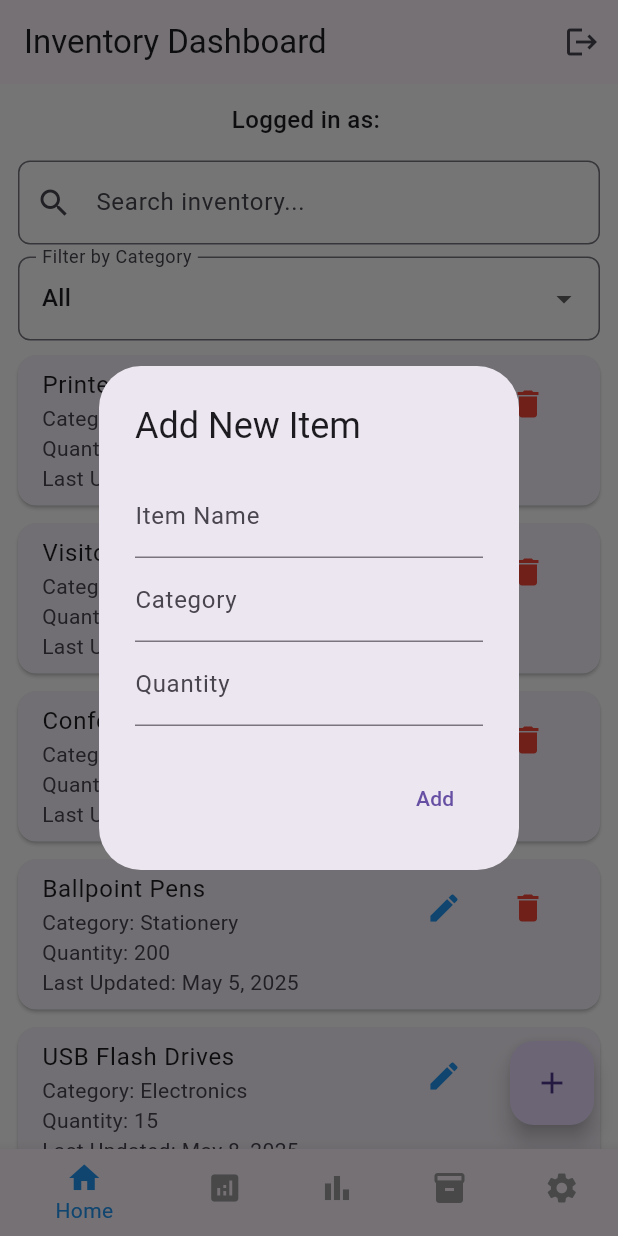
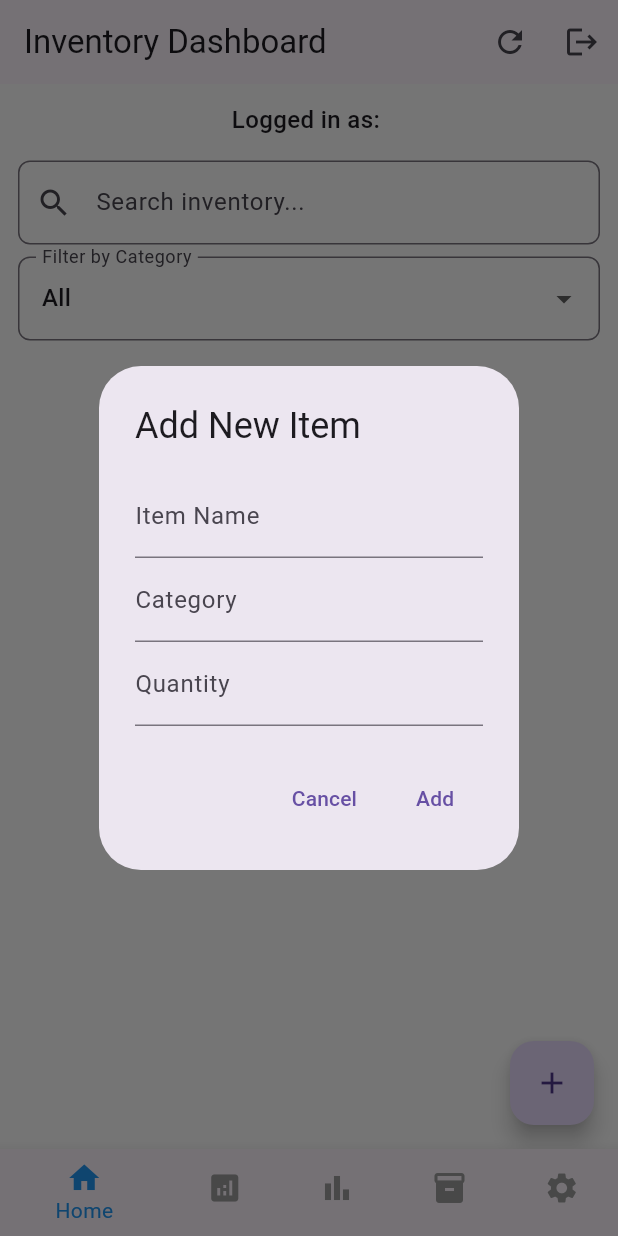
Before and after one commit to rashimeena/supplify, a Flutter app: the screen it shows once a user with an empty profile is signed in, after a tap on the "add" icon, on a phone screen of 412 x 824 dp. Run offline on Flutter 3.47's test engine with Material 3 defaults, Android fonts, the light colour scheme and no system bars; our stand-ins replace cloud_firestore, firebase_auth, firebase_core, fl_chart, get; accounts and stored records are empty.

Commit message:
firebase in homescreen

```diff
--- a/lib/screens/homescreen.dart
+++ b/lib/screens/homescreen.dart
@@ -1,6 +1,7 @@
 import 'package:firebase_auth/firebase_auth.dart';
 import 'package:flutter/material.dart';
 import 'package:intl/intl.dart';
+import 'package:cloud_firestore/cloud_firestore.dart';
 
 class Homescreen extends StatefulWidget {
   const Homescreen({super.key});
@@ -10,57 +11,95 @@ class Homescreen extends StatefulWidget {
 }
 
 class InventoryItem {
+  String id; // Add document ID field
   String name;
   String category;
   int quantity;
   DateTime lastUpdated;
 
   InventoryItem({
+    required this.id,
     required this.name,
     required this.category,
     required this.quantity,
     required this.lastUpdated,
   });
+
+  // Convert to a Map for Firestore
+  Map<String, dynamic> toMap() {
+    return {
+      'name': name,
+      'category': category,
+      'quantity': quantity,
+      'lastUpdated': Timestamp.fromDate(lastUpdated),
+    };
+  }
+
+  // Create an InventoryItem from a Firestore document
+  factory InventoryItem.fromFirestore(DocumentSnapshot doc) {
+    Map<String, dynamic> data = doc.data() as Map<String, dynamic>;
+    return InventoryItem(
+      id: doc.id,
+      name: data['name'] ?? '',
+      category: data['category'] ?? '',
+      quantity: data['quantity'] ?? 0,
+      lastUpdated: (data['lastUpdated'] as Timestamp).toDate(),
+    );
+  }
 }
 
 class _HomescreenState extends State<Homescreen> {
   final user = FirebaseAuth.instance.currentUser;
+  // Reference to the Firestore collection
+  final CollectionReference _inventoryCollection =
+      FirebaseFirestore.instance.collection('inventory');
 
   final _nameController = TextEditingController();
   final _categoryController = TextEditingController();
   final _quantityController = TextEditingController();
   final _searchController = TextEditingController();
 
-  List<InventoryItem> _allItems = [
-    InventoryItem(
-        name: 'Printer Paper',
-        category: 'Office Supplies',
-        quantity: 500,
-        lastUpdated: DateTime.now()),
-    InventoryItem(
-        name: 'Visitor ID Cards',
-        category: 'IDs',
-        quantity: 50,
-        lastUpdated: DateTime(2025, 5, 12)),
-    InventoryItem(
-        name: 'Conference Banner',
-        category: 'Banners',
-        quantity: 5,
-        lastUpdated: DateTime(2025, 5, 14)),
-    InventoryItem(
-        name: 'Ballpoint Pens',
-        category: 'Stationery',
-        quantity: 200,
-        lastUpdated: DateTime(2025, 5, 5)),
-    InventoryItem(
-        name: 'USB Flash Drives',
-        category: 'Electronics',
-        quantity: 15,
-        lastUpdated: DateTime(2025, 5, 8)),
-  ];
+  List<InventoryItem> _allItems = [];
+  bool _isLoading = true;
 
   String _selectedCategory = 'All';
-  List<String> _categories = ['All', 'Office Supplies', 'IDs', 'Banners', 'Stationery', 'Electronics'];
+  List<String> _categories = ['All'];
+
+  @override
+  void initState() {
+    super.initState();
+    _fetchInventoryItems();
+  }
+
+  // Fetch inventory items from Firestore
+  Future<void> _fetchInventoryItems() async {
+    setState(() => _isLoading = true);
+
+    try {
+      // Get user-specific inventory items
+      QuerySnapshot snapshot = await _inventoryCollection
+          .where('userId', isEqualTo: user?.uid)
+          .get();
+
+      setState(() {
+        _allItems = snapshot.docs
+            .map((doc) => InventoryItem.fromFirestore(doc))
+            .toList();
+
+        // Update categories
+        Set<String> uniqueCategories = {'All'};
+        for (var item in _allItems) {
+          uniqueCategories.add(item.category);
+        }
+        _categories = uniqueCategories.toList();
+      });
+    } catch (e) {
+      print('Error fetching inventory items: $e');
+      // Handle error (show a snackbar, etc.)
+    } finally {
+      setState(() => _isLoading = false);
+    }
+  }
 
   List<InventoryItem> get _filteredItems {
     return _allItems.where((item) {
@@ -75,6 +114,14 @@ class _HomescreenState extends State<Homescreen> {
   }
 
   void _addNewItem() {
+
+    // First check if user is authenticated
+  if (user == null) {
+    ScaffoldMessenger.of(context).showSnackBar(
+      const SnackBar(content: Text('You must be logged in to add items')),
+    );
+    return;
+  }
     _nameController.clear();
     _categoryController.clear();
     _quantityController.clear();
@@ -94,23 +141,56 @@ class _HomescreenState extends State<Homescreen> {
         ),
         actions: [
           TextButton(
-            onPressed: () {
+            onPressed: () => Navigator.of(context).pop(),
+            child: const Text('Cancel'),
+          ),
+          TextButton(
+            onPressed: () async {
               final name = _nameController.text;
               final category = _categoryController.text;
               final quantity = int.tryParse(_quantityController.text) ?? 0;
+
               if (name.isNotEmpty && category.isNotEmpty && quantity > 0) {
-                setState(() {
-                  _allItems.add(InventoryItem(
-                      name: name,
-                      category: category,
-                      quantity: quantity,
-                      lastUpdated: DateTime.now()));
-                  if (!_categories.contains(category)) {
-                    _categories.add(category);
+                // Show loading indicator
+                showDialog(
+                  context: context,
+                  barrierDismissible: false,
+                  builder: (context) => const Center(child: CircularProgressIndicator()),
+                );
+
+                try {
+                  // Add to Firestore
+                  await _inventoryCollection.add({
+                    'name': name,
+                    'category': category,
+                    'quantity': quantity,
+                    'lastUpdated': Timestamp.now(),
+                    'userId': user?.uid, // Associate with the current user
+                  });
+
+                  // Refresh items
+                  await _fetchInventoryItems();
+
+                  // Close loading dialog and add dialog
+                  Navigator.of(context).pop();
+                  Navigator.of(context).pop();
+
+                  ScaffoldMessenger.of(context).showSnackBar(
+                    const SnackBar(content: Text('Item added successfully')),
+                  );
+                } catch (e) {
+                  // Close loading dialog
+                  Navigator.of(context).pop();
+
+                  ScaffoldMessenger.of(context).showSnackBar(
+                    SnackBar(content: Text('Error adding item: $e')),
+                  );
                 }
-                });
+              } else {
+                ScaffoldMessenger.of(context).showSnackBar(
+                  const SnackBar(content: Text('Please fill all fields correctly')),
+                );
               }
-              Navigator.of(context).pop();
             },
             child: const Text('Add'),
           ),
@@ -121,7 +201,6 @@ class _HomescreenState extends State<Homescreen> {
 
   void _editItem(int index) {
     final item = _filteredItems[index];
-    final realIndex = _allItems.indexOf(item);
     _nameController.text = item.name;
     _categoryController.text = item.category;
     _quantityController.text = item.quantity.toString();
@@ -141,23 +220,51 @@ class _HomescreenState extends State<Homescreen> {
         ),
         actions: [
           TextButton(
-            onPressed: () {
+            onPressed: () => Navigator.of(context).pop(),
+            child: const Text('Cancel'),
+          ),
+          TextButton(
+            onPressed: () async {
               final name = _nameController.text;
               final category = _categoryController.text;
               final quantity = int.tryParse(_quantityController.text) ?? 0;
+
               if (name.isNotEmpty && category.isNotEmpty && quantity > 0) {
-                setState(() {
-                  _allItems[realIndex] = InventoryItem(
-                      name: name,
-                      category: category,
-                      quantity: quantity,
-                      lastUpdated: DateTime.now());
-                  if (!_categories.contains(category)) {
-                    _categories.add(category);
+                // Show loading indicator
+                showDialog(
+                  context: context,
+                  barrierDismissible: false,
+                  builder: (context) => const Center(child: CircularProgressIndicator()),
+                );
+
+                try {
+                  // Update in Firestore
+                  await _inventoryCollection.doc(item.id).update({
+                    'name': name,
+                    'category': category,
+                    'quantity': quantity,
+                    'lastUpdated': Timestamp.now(),
+                  });
+
+                  // Refresh items
+                  await _fetchInventoryItems();
+
+                  // Close loading dialog and edit dialog
+                  Navigator.of(context).pop();
+                  Navigator.of(context).pop();
+
+                  ScaffoldMessenger.of(context).showSnackBar(
+                    const SnackBar(content: Text('Item updated successfully')),
+                  );
+                } catch (e) {
+                  // Close loading dialog
+                  Navigator.of(context).pop();
+
+                  ScaffoldMessenger.of(context).showSnackBar(
+                    SnackBar(content: Text('Error updating item: $e')),
+                  );
                 }
-                });
               }
-              Navigator.of(context).pop();
             },
             child: const Text('Save'),
           ),
@@ -168,7 +275,55 @@ class _HomescreenState extends State<Homescreen> {
 
   void _deleteItem(int index) {
     final item = _filteredItems[index];
-    setState(() => _allItems.remove(item));
+
+    // Show confirmation dialog
+    showDialog(
+      context: context,
+      builder: (context) => AlertDialog(
+        title: const Text('Delete Item'),
+        content: Text('Are you sure you want to delete "${item.name}"?'),
+        actions: [
+          TextButton(
+            onPressed: () => Navigator.of(context).pop(),
+            child: const Text('Cancel'),
+          ),
+          TextButton(
+            onPressed: () async {
+              // Show loading indicator
+              Navigator.of(context).pop(); // Close confirmation dialog
+              showDialog(
+                context: context,
+                barrierDismissible: false,
+                builder: (context) => const Center(child: CircularProgressIndicator()),
+              );
+
+              try {
+                // Delete from Firestore
+                await _inventoryCollection.doc(item.id).delete();
+
+                // Refresh items
+                await _fetchInventoryItems();
+
+                // Close loading dialog
+                Navigator.of(context).pop();
+
+                ScaffoldMessenger.of(context).showSnackBar(
+                  const SnackBar(content: Text('Item deleted successfully')),
+                );
+              } catch (e) {
+                // Close loading dialog
+                Navigator.of(context).pop();
+
+                ScaffoldMessenger.of(context).showSnackBar(
+                  SnackBar(content: Text('Error deleting item: $e')),
+                );
+              }
+            },
+            child: const Text('Delete', style: TextStyle(color: Colors.red)),
+          ),
+        ],
+      ),
+    );
   }
 
   @override
@@ -177,6 +332,11 @@ class _HomescreenState extends State<Homescreen> {
       appBar: AppBar(
         title: const Text('Inventory Dashboard'),
         actions: [
+          IconButton(
+            onPressed: _fetchInventoryItems, // Add refresh button
+            icon: const Icon(Icons.refresh),
+            tooltip: 'Refresh Data',
+          ),
           IconButton(
             onPressed: signout,
             icon: const Icon(Icons.logout),
@@ -215,7 +375,9 @@ class _HomescreenState extends State<Homescreen> {
             ),
           ),
           Expanded(
-            child: _filteredItems.isEmpty
+            child: _isLoading
+                ? const Center(child: CircularProgressIndicator())
+                : _filteredItems.isEmpty
                     ? const Center(child: Text("No items found."))
                     : ListView.builder(
                         itemCount: _filteredItems.length,
```
Lines whose indentation alone changed are shown as unchanged.
